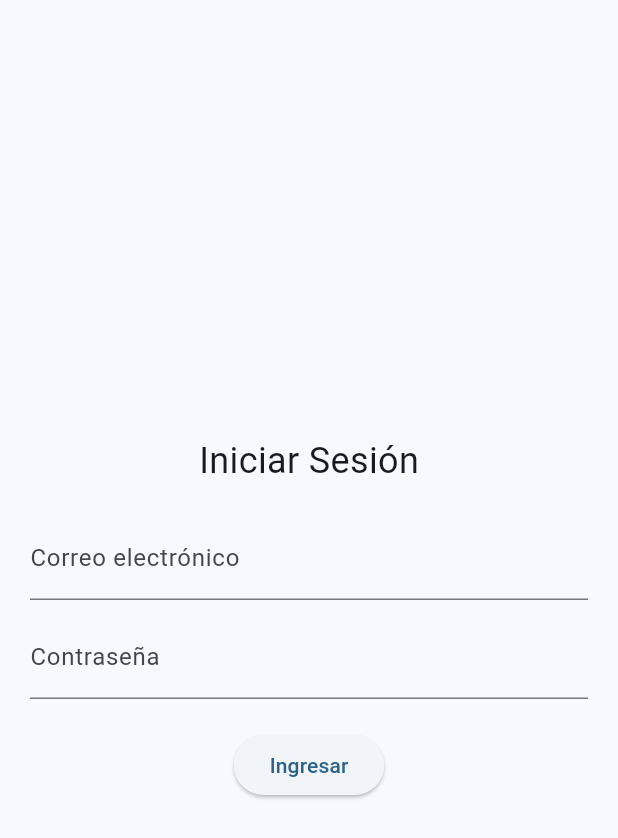
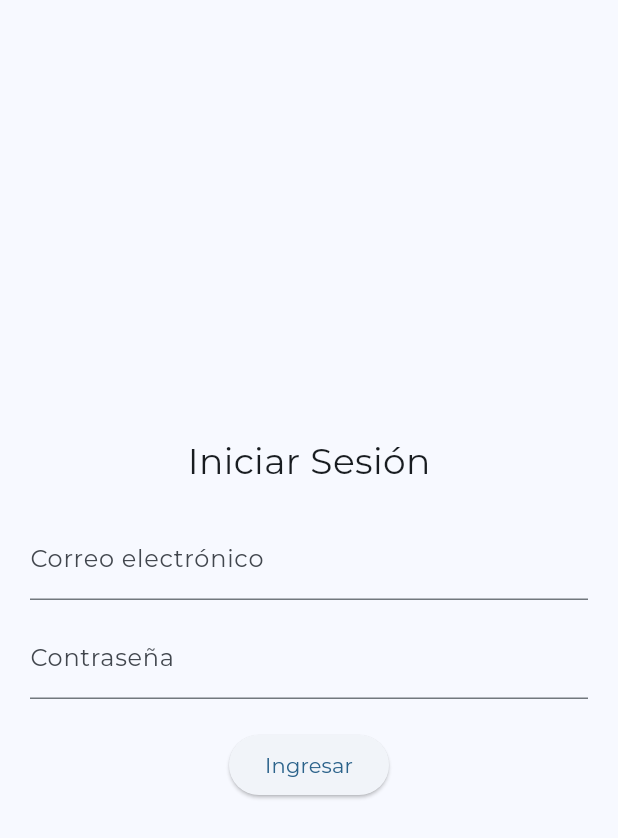
Before and after one commit to alejopp/notes, a Flutter app: the screen it shows after launch, on a phone screen of 412 x 824 dp. Shown: the top 838 px of the screen. Run offline on Flutter 3.47's test engine with Material 3 defaults, Android fonts, the phone set to English and light mode, and no system bars; our stand-ins replace flutter_bloc, flutter_screenutil, shared_preferences, sqflite; accounts and stored records are empty.

Commit message:
Change app font. Change appbar and navbar styles.

```diff
--- /dev/null
+++ b/lib/core/theme/app_theme.dart
@@ -0,0 +1,73 @@
+import 'package:bext_notes/core/theme/custom_color_scheme.dart';
+import 'package:flutter/material.dart';
+
+class AppTheme {
+  static final lightTheme = ThemeData(
+    fontFamily: 'Montserrat',
+    brightness: Brightness.light,
+    colorScheme: CustomColorScheme.lightScheme(),
+    cardColor: CustomColorScheme.lightScheme().primary,
+    appBarTheme: AppBarTheme(
+      centerTitle: true,
+      backgroundColor: Color(0xfff4ad47),
+    ),
+    navigationBarTheme: NavigationBarThemeData(
+      backgroundColor: Color(0xffe8a04d),
+      indicatorColor: Colors.transparent,
+      overlayColor: MaterialStateProperty.all(Colors.transparent),
+      labelTextStyle: MaterialStateProperty.resolveWith<TextStyle>((states) {
+        if (states.contains(MaterialState.selected)) {
+          return const TextStyle(
+              color: Colors.white, fontWeight: FontWeight.w600);
+        }
+        return const TextStyle(color: Colors.black54);
+      }),
+      iconTheme: MaterialStateProperty.resolveWith<IconThemeData>((states) {
+        if (states.contains(MaterialState.selected)) {
+          return const IconThemeData(color: Colors.white);
+        }
+        return IconThemeData(color: Colors.black54);
+      }),
+    ),
+    useMaterial3: true,
+  );
+
+  static final darkTheme = ThemeData(
+    fontFamily: 'Montserrat',
+    brightness: Brightness.dark,
+    colorScheme: CustomColorScheme.darkScheme(),
+    cardColor: CustomColorScheme.darkScheme().primary,
+    navigationBarTheme: NavigationBarThemeData(
+      overlayColor: MaterialStateProperty.all(Colors.transparent),
+      backgroundColor: Color(0xffe8a04d),
+      indicatorColor: Colors.transparent,
+      labelTextStyle: MaterialStateProperty.resolveWith<TextStyle>((states) {
+        if (states.contains(MaterialState.selected)) {
+          return const TextStyle(
+              color: Colors.white, fontWeight: FontWeight.w600);
+        }
+        return const TextStyle(color: Colors.black);
+      }),
+      iconTheme: MaterialStateProperty.resolveWith<IconThemeData>((states) {
+        if (states.contains(MaterialState.selected)) {
+          return const IconThemeData(color: Colors.white);
+        }
+        return const IconThemeData(color: Colors.black);
+      }),
+    ),
+    appBarTheme: AppBarTheme(
+      backgroundColor: Color(0xffe8a04d),
+      centerTitle: true,
+    ),
+    bottomAppBarTheme: BottomAppBarTheme(
+      color: Color(0xfff4ad47),
+    ),
+    // scaffoldBackgroundColor: const Color(0xFF121212),
+    // appBarTheme: const AppBarTheme(
+    //   backgroundColor: Colors.transparent,
+    //   foregroundColor: Colors.white,
+    //   elevation: 0,
+    // ),
+    useMaterial3: true,
+  );
+}
--- a/lib/core/widgets/cards/note_card.dart
+++ b/lib/features/notes/presentation/widgets/note_card.dart
@@ -1,9 +1,9 @@
 import 'package:bext_notes/core/extentions/theme_extention.dart';
-import 'package:bext_notes/core/widgets/cards/stick_note_card.dart';
 import 'package:bext_notes/features/notes/bloc/note_bloc.dart';
 import 'package:bext_notes/features/notes/bloc/note_event.dart';
 import 'package:bext_notes/features/notes/domain/entities/note_entity.dart';
 import 'package:bext_notes/features/notes/presentation/pages/note_detail_page.dart';
+import 'package:bext_notes/features/notes/presentation/widgets/stick_note_card.dart';
 import 'package:flutter/material.dart';
 import 'package:flutter_bloc/flutter_bloc.dart';
 
--- a/lib/main.dart
+++ b/lib/main.dart
@@ -1,6 +1,5 @@
-import 'package:bext_notes/core/extentions/theme_extention.dart';
 import 'package:bext_notes/core/router/root_router.dart';
-import 'package:bext_notes/core/theme/custom_color_scheme.dart';
+import 'package:bext_notes/core/theme/app_theme.dart';
 import 'package:bext_notes/features/auth/data/repositories/auth_reposotory_impl.dart';
 import 'package:flutter/material.dart';
 import 'package:flutter_bloc/flutter_bloc.dart';
@@ -61,38 +60,8 @@ class MyApp extends StatelessWidget {
               debugShowCheckedModeBanner: false,
               title: 'Notas',
               themeMode: themeMode,
-              theme: ThemeData(
-                brightness: Brightness.light,
-                colorScheme: CustomColorScheme.lightScheme(),
-                cardColor: CustomColorScheme.lightScheme().primary,
-                appBarTheme: AppBarTheme(
-                  centerTitle: true,
-                  titleTextStyle: TextStyle(
-                    fontWeight: FontWeight.bold,
-                    color: CustomColorScheme.lightScheme().onPrimary,
-                  ),
-                ),
-                useMaterial3: true,
-              ),
-              darkTheme: ThemeData(
-                brightness: Brightness.dark,
-                colorScheme: CustomColorScheme.darkScheme(),
-                cardColor: CustomColorScheme.darkScheme().primary,
-                appBarTheme: AppBarTheme(
-                  centerTitle: true,
-                  titleTextStyle: TextStyle(
-                    fontWeight: FontWeight.bold,
-                    color: context.colorScheme.onPrimary,
-                  ),
-                ),
-                // scaffoldBackgroundColor: const Color(0xFF121212),
-                // appBarTheme: const AppBarTheme(
-                //   backgroundColor: Colors.transparent,
-                //   foregroundColor: Colors.white,
-                //   elevation: 0,
-                // ),
-                useMaterial3: true,
-              ),
+              theme: AppTheme.lightTheme,
+              darkTheme: AppTheme.darkTheme,
               home: const RootRouter(),
             ),
           );
```
Also changed, not shown: lib/core/widgets/custom_app_bar.dart (added, +24 -0 lines), lib/features/notes/presentation/pages/note_detail_page.dart (+12 -7 lines), lib/features/notes/presentation/pages/notes_page.dart (+44 -121 lines), lib/features/profile/presentation/pages/profile_page.dart (+6 -1 lines), lib/features/setting/presentation/pages/setting_page.dart (+20 -11 lines), pubspec.yaml (+9 -1 lines), assets/fonts/Montserrat-Bold.ttf (added), assets/fonts/Montserrat-Regular.ttf (added), assets/fonts/Montserrat-SemiBold.ttf (added), lib/features/notes/presentation/widgets/stick_note_card.dart (renamed from lib/core/widgets/cards/stick_note_card.dart), lib/features/profile/presentation/widgets/change_password_dialog.dart (renamed from lib/core/widgets/dialogs/change_password_dialog.dart).
